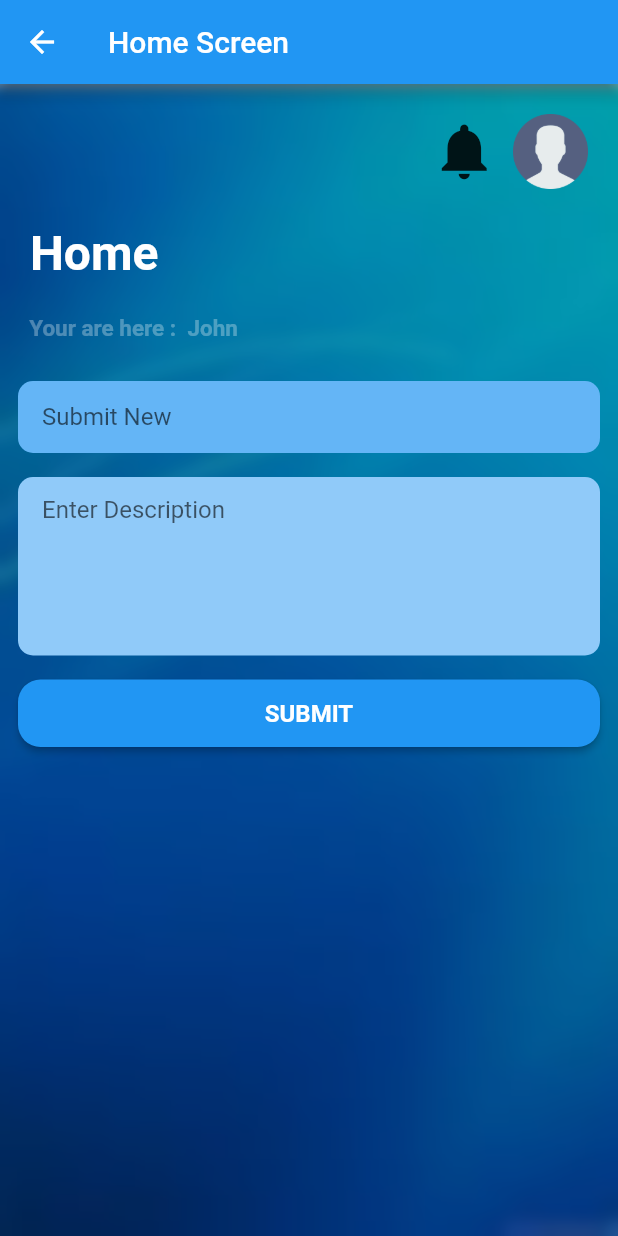
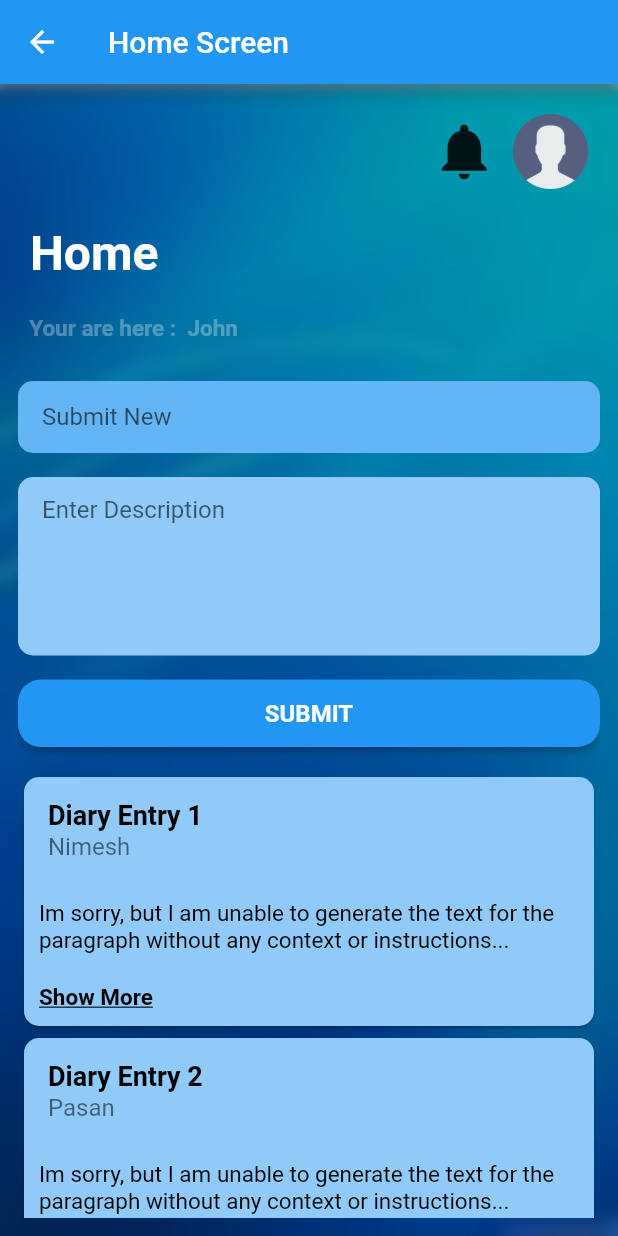
Before and after one commit to fcodelabs/training-app, a Flutter app: the screen it shows after launch, after a tap on "RANDOM", after a tap on "CONTINUE", on a phone screen of 412 x 824 dp. Run offline on Flutter 3.47's test engine with Material 2 defaults, Android fonts, the phone set to English and light mode, and no system bars; our stand-ins replace google_fonts; Roboto replaces fonts that are missing (Ubuntu).

Commit message:
created diary card

```diff
--- a/lib/main.dart
+++ b/lib/main.dart
@@ -1,6 +1,6 @@
 import 'package:flutter/material.dart';
 
-import 'ui/home_page/home_page.dart';
+import 'ui/root_page/root_page.dart';
 
 void main() {
   runApp(const MyApp());
--- a/lib/ui/diary_home_page/diary_home_page.dart
+++ b/lib/ui/diary_home_page/diary_home_page.dart
@@ -3,9 +3,12 @@ import 'dart:ui';
 import 'package:flutter/material.dart';
 import 'package:google_fonts/google_fonts.dart';
 
+import '../widget/diary_card/diary_card.dart';
+
 class ScreenState extends StatefulWidget {
   final String textFieldValue;
   const ScreenState(this.textFieldValue, {super.key});
+
   @override
   // ignore: no_logic_in_create_state
   DiaryHomePage createState() => DiaryHomePage(textFieldValue);
@@ -62,6 +65,7 @@ class DiaryHomePage extends State<ScreenState> {
               color: Colors.black.withOpacity(0.3),
               child: Padding(
                 padding: const EdgeInsets.all(12.0),
+                child: SingleChildScrollView(
                   child: Column(
                     mainAxisAlignment: MainAxisAlignment.start,
                     children: [
@@ -172,14 +176,16 @@ class DiaryHomePage extends State<ScreenState> {
                         child: ElevatedButton(
                           style: ElevatedButton.styleFrom(
                             shape: const RoundedRectangleBorder(
-                            borderRadius: BorderRadius.all(Radius.circular(15)),
+                              borderRadius:
+                                  BorderRadius.all(Radius.circular(15)),
                             ),
                           ),
                           onPressed: submitData,
                           child: Text(
                             'SUBMIT',
                             style: GoogleFonts.ubuntu(
-                            textStyle: Theme.of(context).textTheme.displayLarge,
+                              textStyle:
+                                  Theme.of(context).textTheme.displayLarge,
                               fontSize: 16.0,
                               color: Colors.white,
                               fontWeight: FontWeight.bold,
@@ -187,7 +193,27 @@ class DiaryHomePage extends State<ScreenState> {
                           ),
                         ),
                       ),
+                      const SizedBox(height: 16.0),
+                      const DiaryCard(
+                        title: 'Diary Entry 1',
+                        username: 'Nimesh',
+                        description:
+                            'Im sorry, but I am unable to generate the text for the paragraph without any context or instructions. Could you please provide more information or a specific topic for the paragraph,',
+                      ),
+                      const DiaryCard(
+                        title: 'Diary Entry 2',
+                        username: 'Pasan',
+                        description:
+                            'Im sorry, but I am unable to generate the text for the paragraph without any context or instructions. Could you please provide more information or a specific topic for the paragraph,',
+                      ),
+                      const DiaryCard(
+                        title: 'Diary Entry 3',
+                        username: 'Sandun',
+                        description:
+                            'Im sorry, but I am unable to generate the text for the paragraph without any context.',
+                      ),
                     ],
+                  ),
                 ),
               ),
             ),
--- a/lib/ui/sign_in_page/sign_in_page.dart
+++ b/lib/ui/sign_in_page/sign_in_page.dart
@@ -89,7 +89,7 @@ class SignInForm extends State<SignScreen> {
                       child: Container(
                         margin: const EdgeInsets.all(6.0),
                         padding: const EdgeInsets.all(20),
-                        height: MediaQuery.of(context).size.height * 0.40,
+                        height: MediaQuery.of(context).size.height * 0.34,
                         width: double.infinity,
                         decoration: const BoxDecoration(
                           color: Colors.white,
@@ -105,6 +105,7 @@ class SignInForm extends State<SignScreen> {
                             )
                           ],
                         ),
+                        child: SingleChildScrollView(
                           child: Column(
                             mainAxisAlignment: MainAxisAlignment.center,
                             children: [
@@ -148,8 +149,9 @@ class SignInForm extends State<SignScreen> {
                                 child: Text(
                                   'RANDOM',
                                   style: GoogleFonts.ubuntu(
-                                  textStyle:
-                                      Theme.of(context).textTheme.displayLarge,
+                                    textStyle: Theme.of(context)
+                                        .textTheme
+                                        .displayLarge,
                                     fontSize: 16.0,
                                     color: Colors.white,
                                     fontWeight: FontWeight.bold,
@@ -174,9 +176,12 @@ class SignInForm extends State<SignScreen> {
                                           context,
                                           MaterialPageRoute(
                                             builder: (context) =>
+                                                // ScreenState(textFieldValue),
                                                 ScreenState(textFieldValue),
                                           ),
                                         );
+                                        _textFieldController.clear();
+                                        isEnable = false;
                                       }
                                     : null,
                                 child: Row(
@@ -205,6 +210,7 @@ class SignInForm extends State<SignScreen> {
                           ),
                         ),
                       ),
+                    ),
                   ],
                 ),
               ),
--- /dev/null
+++ b/lib/ui/widget/diary_card/diary_card.dart
@@ -0,0 +1,85 @@
+import 'package:flutter/material.dart';
+
+class DiaryCard extends StatefulWidget {
+  final String title;
+  final String username;
+  final String description;
+
+  const DiaryCard(
+      {super.key,
+      required this.title,
+      required this.username,
+      required this.description});
+
+  @override
+  DiaryCardState createState() => DiaryCardState();
+}
+
+class DiaryCardState extends State<DiaryCard> {
+  bool showMore = false;
+
+  @override
+  Widget build(BuildContext context) {
+    String displayedDescription = widget.description;
+    if (widget.description.length > 100 && !showMore) {
+      displayedDescription = "${widget.description.substring(0, 100)}...";
+    }
+
+    return Card(
+      shape: RoundedRectangleBorder(
+        borderRadius: BorderRadius.circular(10.0), // Set border radius here
+      ),
+      color: Colors.blue[200], // Set background color here
+      child: Column(
+        crossAxisAlignment: CrossAxisAlignment.start,
+        children: [
+          ListTile(
+            title: Text(
+              widget.title,
+              style: const TextStyle(
+                fontSize: 18,
+                fontWeight: FontWeight.bold,
+                color: Colors.black,
+              ),
+            ),
+            subtitle: Text(
+              widget.username,
+              style: const TextStyle(
+                fontSize: 16,
+                color: Colors.black54,
+              ),
+            ),
+          ),
+          Padding(
+            padding: const EdgeInsets.all(10.0),
+            child: Text(
+              displayedDescription,
+              style: const TextStyle(
+                  color: Colors.black, fontSize: 15), // Set text color here
+            ),
+          ),
+          if (widget.description.length > 100)
+            InkWell(
+              onTap: () {
+                setState(() {
+                  showMore = !showMore;
+                });
+              },
+              child: Padding(
+                padding: const EdgeInsets.all(10.0),
+                child: Text(
+                  showMore ? 'Hide' : 'Show More',
+                  style: const TextStyle(
+                    color: Colors.black,
+                    fontSize: 15,
+                    fontWeight: FontWeight.bold, // Set text color here
+                    decoration: TextDecoration.underline,
+                  ),
+                ),
+              ),
+            ),
+        ],
+      ),
+    );
+  }
+}
```
Also changed, not shown: assets/images/notification-bell.png (added), assets/images/right-arrow.png (added), lib/ui/root_page/root_page.dart (renamed from lib/ui/home_page/home_page.dart), 1 other file. Lines whose indentation alone changed are shown as unchanged.
